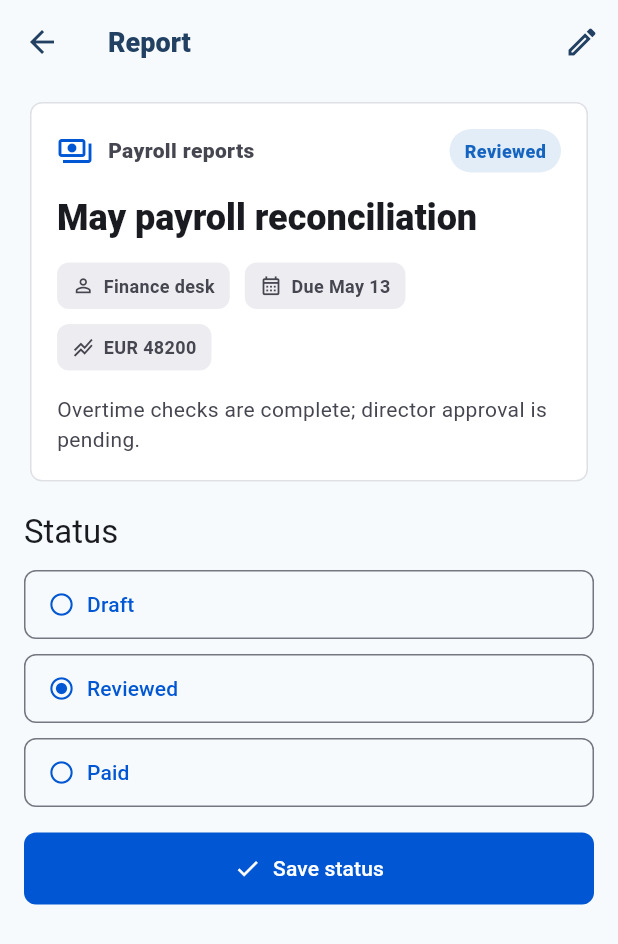
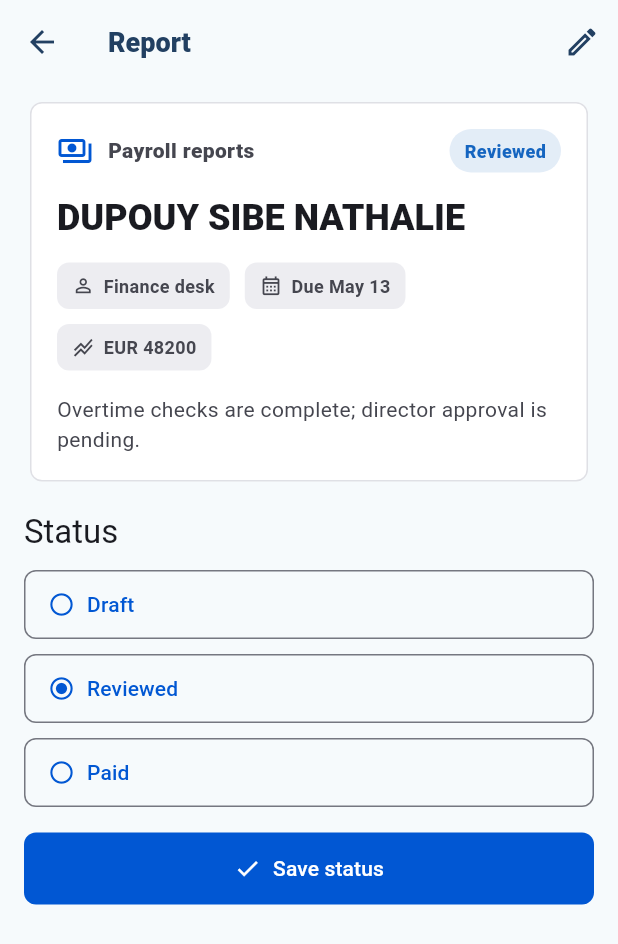
Before and after one commit to EOOrga/68d9d12d129923033806ae32, a Flutter app: the RecordDetailScreen screen opened directly with sample values from the repository, on a phone screen of 412 x 824 dp. Shown: the top 944 px of the screen. Run offline on Flutter 3.47's test engine with Material 3 defaults, Android fonts, the phone set to English and light mode, and no system bars; our stand-ins replace shared_preferences; accounts and stored records are empty.

Commit message:
Create Flutter variant com.dupouysibenathalie.takfafs

```diff
--- a/lib/main.dart
+++ b/lib/main.dart
@@ -451,7 +451,7 @@ List<OpsRecord> sampleRecords() {
     OpsRecord(
       id: 'payroll-may',
       area: OpsArea.payroll,
-      title: 'May payroll reconciliation',
+      title: 'DUPOUY SIBE NATHALIE',
       owner: 'Finance desk',
       status: 'Reviewed',
       amount: 48200,
--- a/pubspec.yaml
+++ b/pubspec.yaml
@@ -1,4 +1,4 @@
-name: dupouy_sibe_nathalie
+name: takfafs
 description: Offline operations workspace for payroll, procurement, inventory, and work orders.
 publish_to: 'none'
 version: 1.0.0+1
@@ -28,5 +28,5 @@ flutter_launcher_icons:
   ios: false
   image_path: docs/icon.png
   min_sdk_android: 23
-  adaptive_icon_background: '#F6FAFC'
+  adaptive_icon_background: "#FFBC1F"
   adaptive_icon_foreground: docs/icon.png
```
Also changed, not shown: docs/icon.png, 11 other files.
